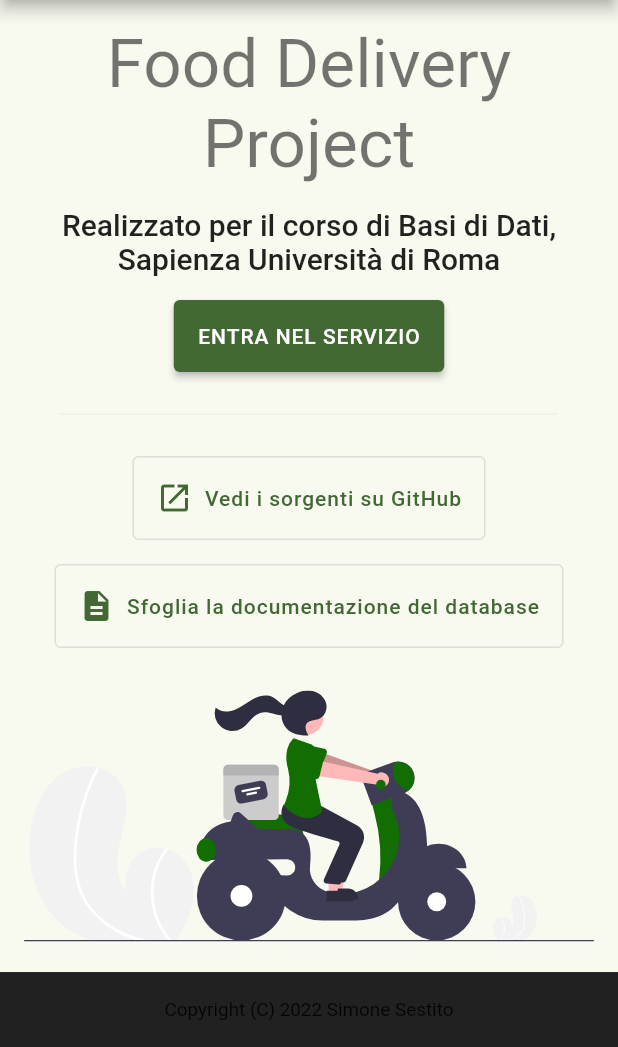
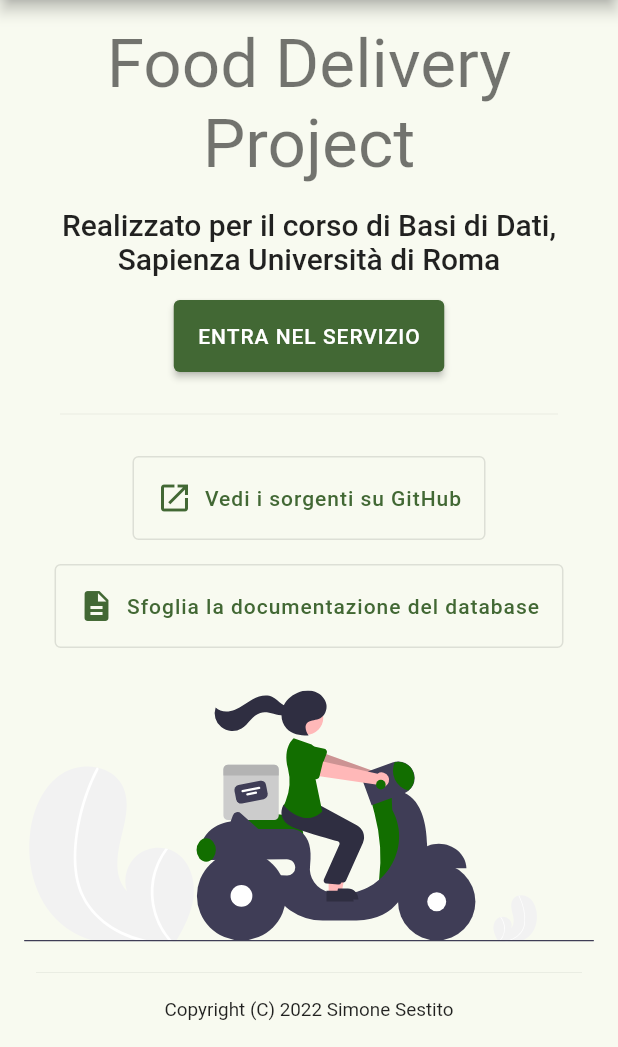
Before and after one commit to simonesestito/foody, a Flutter app: the screen it shows after launch, scrolled down 54 dp, on a phone screen of 412 x 824 dp, the part 189-1236 px from its top. Run offline on Flutter 3.47's test engine with Material 2 defaults, Android fonts, the phone set to English and light mode, and no system bars; our stand-ins replace email_validator, flutter_svg; accounts and stored records are empty.

Commit message:
Fix footer color

```diff
--- a/webapp/lib/widgets/footer.dart
+++ b/webapp/lib/widgets/footer.dart
@@ -18,15 +18,22 @@ class _AppFooterContent extends StatelessWidget {
   Widget build(BuildContext context) {
     return Align(
       alignment: Alignment.bottomCenter,
-      child: Container(
-        color: Colors.grey[900],
+      child: SizedBox(
         width: double.infinity,
         height: height,
-        child: Column(
-          mainAxisAlignment: MainAxisAlignment.spaceEvenly,
-          mainAxisSize: MainAxisSize.min,
+        child: Stack(
           children: const [
-            Text('Copyright (C) 2022 Simone Sestito', textScaleFactor: 0.9),
+            Align(
+              alignment: Alignment.topCenter,
+              child: Divider(height: 1),
+            ),
+            Align(
+              alignment: Alignment.center,
+              child: Text(
+                'Copyright (C) 2022 Simone Sestito',
+                textScaleFactor: 0.9,
+              ),
+            ),
           ],
         ),
       ),
```
